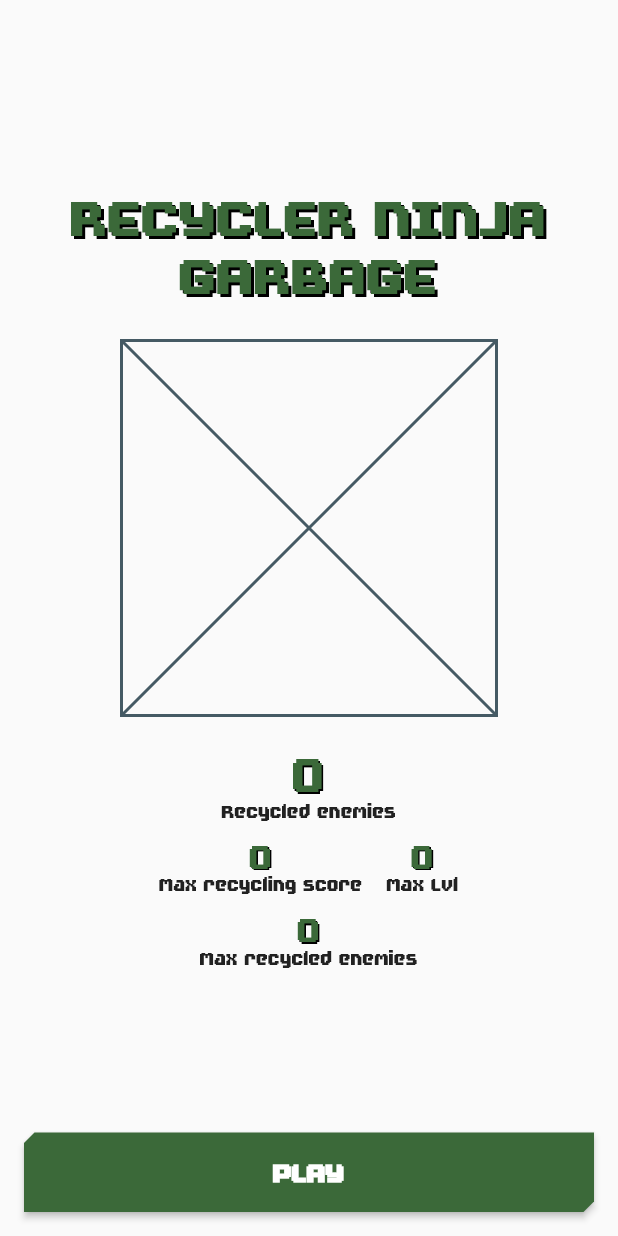
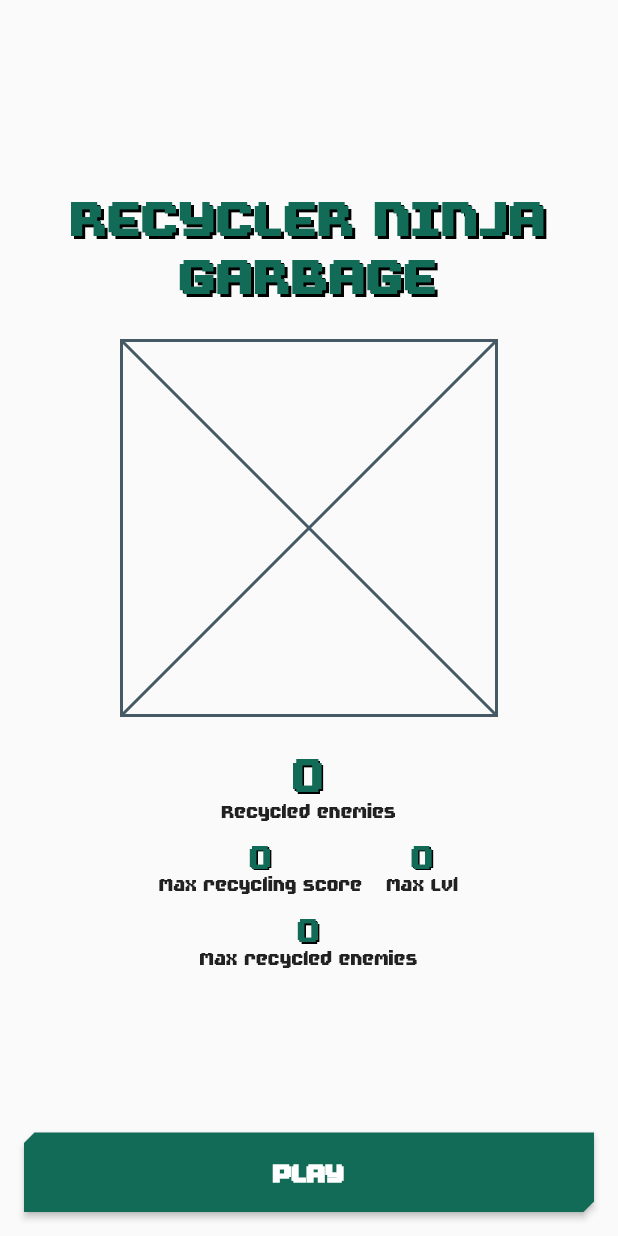
Before and after one commit to davcrash/recycler_ninja_garbage, a Flutter app: the screen it shows after launch, on a phone screen of 412 x 824 dp. Run offline on Flutter 3.47's test engine with Material 3 defaults, Android fonts, the phone set to English and light mode, and no system bars; our stand-ins replace animated_text_kit, bloc, equatable, flutter_bloc, shared_preferences; missing offline and left inert: flame, flame_bloc.

Commit message:
change colors

```diff
--- a/lib/src/app.dart
+++ b/lib/src/app.dart
@@ -1,6 +1,7 @@
 import 'package:flutter/material.dart';
 import 'package:garbage_game/src/app/game_screen.dart';
 import 'package:garbage_game/src/app/main_screen.dart';
+import 'package:garbage_game/src/colors.dart' as colors;
 
 class GameApp extends StatelessWidget {
   const GameApp({super.key});
@@ -38,7 +39,7 @@ class GameApp extends StatelessWidget {
           shape: buttonShape,
         ),
         colorScheme: ColorScheme.fromSeed(
-          seedColor: Colors.green,
+          seedColor: colors.primary,
         ),
       ),
       routes: {
--- a/lib/src/app/overlay/widgets/power_up.dart
+++ b/lib/src/app/overlay/widgets/power_up.dart
@@ -1,6 +1,7 @@
 import 'package:flutter/material.dart';
 import 'package:flutter_bloc/flutter_bloc.dart';
 import 'package:garbage_game/src/bloc/overlay/overlay_bloc.dart';
+import 'package:garbage_game/src/colors.dart' as colors;
 import 'package:garbage_game/src/models/power_up_type.dart';
 
 class PowerUpAnimation extends StatefulWidget {
@@ -74,7 +75,7 @@ class _PowerUpAnimationState extends State<PowerUpAnimation>
               textAlign: TextAlign.center,
               style: baseTheme.textTheme.bodySmall?.copyWith(
                 fontSize: 0.2,
-                color: Colors.blue,
+                color: colors.blue,
               ),
             ),
           ),
--- /dev/null
+++ b/lib/src/colors.dart
@@ -0,0 +1,4 @@
+import 'dart:ui';
+
+const primary = Color(0xff20b694);
+const blue = Color(0xFF4C96F1);
--- a/lib/src/components/power_up.dart
+++ b/lib/src/components/power_up.dart
@@ -4,6 +4,7 @@ import 'package:flame/effects.dart';
 import 'package:flutter/material.dart';
 import 'package:garbage_game/src/bloc/game/game_bloc.dart';
 import 'package:garbage_game/src/bloc/overlay/overlay_bloc.dart';
+import 'package:garbage_game/src/colors.dart' as colors;
 import 'package:garbage_game/src/components/player.dart';
 import 'package:garbage_game/src/game.dart';
 import 'package:garbage_game/src/models/power_up_type.dart';
@@ -18,7 +19,7 @@ class PowerUp extends PositionComponent
     Color? color,
     int? priority,
   })  : type = type ?? PowerUpType.heal,
-        color = color ?? Colors.blue,
+        color = color ?? colors.blue,
         super(
           anchor: Anchor.center,
           children: [RectangleHitbox()],
```
